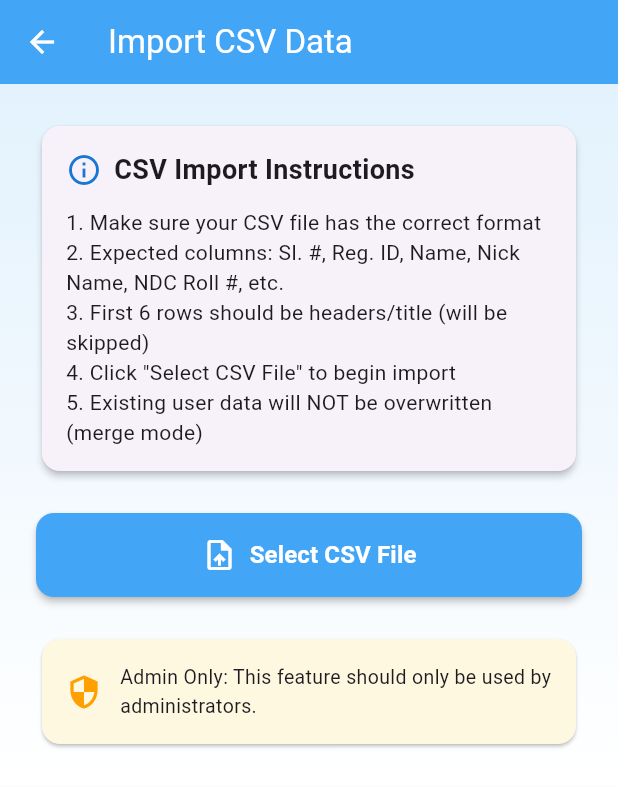
After one commit to nayeem-ahmad/ndc95, a Flutter app: the AdminImportScreen screen opened by its route, after a tap on "Select CSV File", on a phone screen of 412 x 824 dp. The commit adds this screen. Shown: the top 787 px of the screen. Run offline on Flutter 3.47's test engine with Material 3 defaults, Android fonts, the phone set to English and light mode, and no system bars; our stand-ins replace cloud_firestore, csv, file_picker, firebase_auth, firebase_core, firebase_messaging and 4 more; accounts and stored records are empty.

Commit message:
Add CSV import functionality
- Add csv and file_picker packages to pubspec.yaml
- Create CsvImporter utility class for bulk data import
  - Parses CSV with 16 columns of member data
  - Skips first 6 header rows
  - Converts date format (1-Jun-76 to 01/06/1976)
  - Cleans phone numbers
  - Uses merge strategy to preserve existing user data
- Create AdminImportScreen with file picker UI
  - Upload icon button in Profile tab app bar
  - Progress indicator during import
  - Success/error result display with counts
  - Instructions and security warnings
- Add route for admin import screen
- Create comprehensive CSV_IMPORT_GUIDE.md documentation
  - CSV format specifications
  - Field mapping reference
  - Import methods (in-app and command-line)
  - Security considerations for production
  - Troubleshooting guide

```diff
--- a/lib/main.dart
+++ b/lib/main.dart
@@ -3,6 +3,7 @@ import 'package:firebase_core/firebase_core.dart';
 import 'firebase_options.dart';
 import 'services/firebase_service.dart';
 import 'screens/home_screen.dart';
+import 'screens/admin_import_screen.dart';
 
 void main() async {
   WidgetsFlutterBinding.ensureInitialized();
@@ -27,6 +28,7 @@ class MainApp extends StatelessWidget {
       home: const AuthWrapper(),
       routes: {
         '/home': (context) => const HomeScreen(),
+        '/admin-import': (context) => const AdminImportScreen(),
       },
     );
   }
--- /dev/null
+++ b/lib/screens/admin_import_screen.dart
@@ -0,0 +1,282 @@
+import 'package:flutter/material.dart';
+import 'package:file_picker/file_picker.dart';
+import '../utils/csv_importer.dart';
+
+class AdminImportScreen extends StatefulWidget {
+  const AdminImportScreen({super.key});
+
+  @override
+  State<AdminImportScreen> createState() => _AdminImportScreenState();
+}
+
+class _AdminImportScreenState extends State<AdminImportScreen> {
+  bool _isImporting = false;
+  String? _resultMessage;
+  int? _successCount;
+  int? _errorCount;
+
+  Future<void> _pickAndImportCsv() async {
+    try {
+      // Pick CSV file
+      FilePickerResult? result = await FilePicker.platform.pickFiles(
+        type: FileType.custom,
+        allowedExtensions: ['csv'],
+      );
+
+      if (result != null && result.files.single.path != null) {
+        setState(() {
+          _isImporting = true;
+          _resultMessage = 'Importing data...';
+        });
+
+        final filePath = result.files.single.path!;
+
+        // Import CSV
+        final importResult = await CsvImporter.importFromCsv(filePath);
+
+        setState(() {
+          _isImporting = false;
+          _resultMessage = importResult['message'];
+          _successCount = importResult['successCount'];
+          _errorCount = importResult['errorCount'];
+        });
+
+        if (mounted) {
+          ScaffoldMessenger.of(context).showSnackBar(
+            SnackBar(
+              content: Text(importResult['message']),
+              backgroundColor: importResult['success'] ? Colors.green : Colors.red,
+              duration: const Duration(seconds: 5),
+            ),
+          );
+        }
+      }
+    } catch (e) {
+      setState(() {
+        _isImporting = false;
+        _resultMessage = 'Error: ${e.toString()}';
+      });
+
+      if (mounted) {
+        ScaffoldMessenger.of(context).showSnackBar(
+          SnackBar(
+            content: Text('Error: ${e.toString()}'),
+            backgroundColor: Colors.red,
+          ),
+        );
+      }
+    }
+  }
+
+  @override
+  Widget build(BuildContext context) {
+    return Scaffold(
+      appBar: AppBar(
+        title: const Text('Import CSV Data'),
+        backgroundColor: Colors.blue.shade400,
+        foregroundColor: Colors.white,
+      ),
+      body: Container(
+        decoration: BoxDecoration(
+          gradient: LinearGradient(
+            begin: Alignment.topCenter,
+            end: Alignment.bottomCenter,
+            colors: [
+              Colors.blue.shade50,
+              Colors.white,
+            ],
+          ),
+        ),
+        child: SingleChildScrollView(
+          padding: const EdgeInsets.all(24.0),
+          child: Column(
+            crossAxisAlignment: CrossAxisAlignment.stretch,
+            children: [
+              Card(
+                elevation: 2,
+                shape: RoundedRectangleBorder(
+                  borderRadius: BorderRadius.circular(12),
+                ),
+                child: Padding(
+                  padding: const EdgeInsets.all(16.0),
+                  child: Column(
+                    crossAxisAlignment: CrossAxisAlignment.start,
+                    children: [
+                      Row(
+                        children: [
+                          Icon(Icons.info_outline, color: Colors.blue.shade700),
+                          const SizedBox(width: 8),
+                          const Text(
+                            'CSV Import Instructions',
+                            style: TextStyle(
+                              fontSize: 18,
+                              fontWeight: FontWeight.bold,
+                            ),
+                          ),
+                        ],
+                      ),
+                      const SizedBox(height: 12),
+                      const Text(
+                        '1. Make sure your CSV file has the correct format\n'
+                        '2. Expected columns: Sl. #, Reg. ID, Name, Nick Name, NDC Roll #, etc.\n'
+                        '3. First 6 rows should be headers/title (will be skipped)\n'
+                        '4. Click "Select CSV File" to begin import\n'
+                        '5. Existing user data will NOT be overwritten (merge mode)',
+                        style: TextStyle(fontSize: 14),
+                      ),
+                    ],
+                  ),
+                ),
+              ),
+              const SizedBox(height: 24),
+
+              ElevatedButton.icon(
+                onPressed: _isImporting ? null : _pickAndImportCsv,
+                style: ElevatedButton.styleFrom(
+                  backgroundColor: Colors.blue.shade400,
+                  foregroundColor: Colors.white,
+                  padding: const EdgeInsets.all(16),
+                  shape: RoundedRectangleBorder(
+                    borderRadius: BorderRadius.circular(12),
+                  ),
+                  elevation: 2,
+                ),
+                icon: _isImporting
+                    ? const SizedBox(
+                        width: 20,
+                        height: 20,
+                        child: CircularProgressIndicator(
+                          color: Colors.white,
+                          strokeWidth: 2,
+                        ),
+                      )
+                    : const Icon(Icons.upload_file, size: 24),
+                label: Text(
+                  _isImporting ? 'Importing...' : 'Select CSV File',
+                  style: const TextStyle(fontSize: 16, fontWeight: FontWeight.bold),
+                ),
+              ),
+
+              if (_resultMessage != null) ...[
+                const SizedBox(height: 24),
+                Card(
+                  elevation: 2,
+                  color: _errorCount != null && _errorCount! > 0
+                      ? Colors.orange.shade50
+                      : Colors.green.shade50,
+                  shape: RoundedRectangleBorder(
+                    borderRadius: BorderRadius.circular(12),
+                  ),
+                  child: Padding(
+                    padding: const EdgeInsets.all(16.0),
+                    child: Column(
+                      crossAxisAlignment: CrossAxisAlignment.start,
+                      children: [
+                        Row(
+                          children: [
+                            Icon(
+                              _errorCount != null && _errorCount! > 0
+                                  ? Icons.warning_amber
+                                  : Icons.check_circle,
+                              color: _errorCount != null && _errorCount! > 0
+                                  ? Colors.orange.shade700
+                                  : Colors.green.shade700,
+                              size: 28,
+                            ),
+                            const SizedBox(width: 8),
+                            const Text(
+                              'Import Result',
+                              style: TextStyle(
+                                fontSize: 18,
+                                fontWeight: FontWeight.bold,
+                              ),
+                            ),
+                          ],
+                        ),
+                        const SizedBox(height: 12),
+                        Text(
+                          _resultMessage!,
+                          style: const TextStyle(fontSize: 15),
+                        ),
+                        if (_successCount != null) ...[
+                          const SizedBox(height: 12),
+                          Container(
+                            padding: const EdgeInsets.all(12),
+                            decoration: BoxDecoration(
+                              color: Colors.green.shade100,
+                              borderRadius: BorderRadius.circular(8),
+                            ),
+                            child: Row(
+                              children: [
+                                Icon(Icons.check_circle, color: Colors.green.shade700, size: 20),
+                                const SizedBox(width: 8),
+                                Text(
+                                  'Successfully imported: $_successCount users',
+                                  style: TextStyle(
+                                    color: Colors.green.shade900,
+                                    fontWeight: FontWeight.bold,
+                                  ),
+                                ),
+                              ],
+                            ),
+                          ),
+                        ],
+                        if (_errorCount != null && _errorCount! > 0) ...[
+                          const SizedBox(height: 8),
+                          Container(
+                            padding: const EdgeInsets.all(12),
+                            decoration: BoxDecoration(
+                              color: Colors.orange.shade100,
+                              borderRadius: BorderRadius.circular(8),
+                            ),
+                            child: Row(
+                              children: [
+                                Icon(Icons.error_outline, color: Colors.orange.shade700, size: 20),
+                                const SizedBox(width: 8),
+                                Text(
+                                  'Errors encountered: $_errorCount rows',
+                                  style: TextStyle(
+                                    color: Colors.orange.shade900,
+                                    fontWeight: FontWeight.bold,
+                                  ),
+                                ),
+                              ],
+                            ),
+                          ),
+                        ],
+                      ],
+                    ),
+                  ),
+                ),
+              ],
+
+              const SizedBox(height: 24),
+              Card(
+                elevation: 1,
+                color: Colors.amber.shade50,
+                shape: RoundedRectangleBorder(
+                  borderRadius: BorderRadius.circular(12),
+                ),
+                child: Padding(
+                  padding: const EdgeInsets.all(16.0),
+                  child: Row(
+                    children: [
+                      Icon(Icons.security, color: Colors.amber.shade700),
+                      const SizedBox(width: 12),
+                      const Expanded(
+                        child: Text(
+                          'Admin Only: This feature should only be used by administrators.',
+                          style: TextStyle(fontSize: 13),
+                        ),
+                      ),
+                    ],
+                  ),
+                ),
+              ),
+            ],
+          ),
+        ),
+      ),
+    );
+  }
+}
--- a/lib/screens/home_screen.dart
+++ b/lib/screens/home_screen.dart
@@ -33,6 +33,15 @@ class _HomeScreenState extends State<HomeScreen> {
         foregroundColor: Colors.white,
         elevation: 2,
         actions: [
+          // Show admin import button only on Profile tab (for testing)
+          if (_selectedIndex == 1)
+            IconButton(
+              icon: const Icon(Icons.upload_file),
+              onPressed: () {
+                Navigator.of(context).pushNamed('/admin-import');
+              },
+              tooltip: 'Import CSV Data',
+            ),
           IconButton(
             icon: const Icon(Icons.logout),
             onPressed: () async {
--- a/pubspec.yaml
+++ b/pubspec.yaml
@@ -17,6 +17,8 @@ dependencies:
   google_sign_in: ^6.2.1
   image_picker: ^1.0.4
   image_cropper: ^8.0.2
+  csv: ^6.0.0
+  file_picker: ^8.1.6
 
 dev_dependencies:
   flutter_test:
```
Also changed, not shown: lib/utils/csv_importer.dart (added, +167 -0 lines), pubspec.lock, 2 other files.
